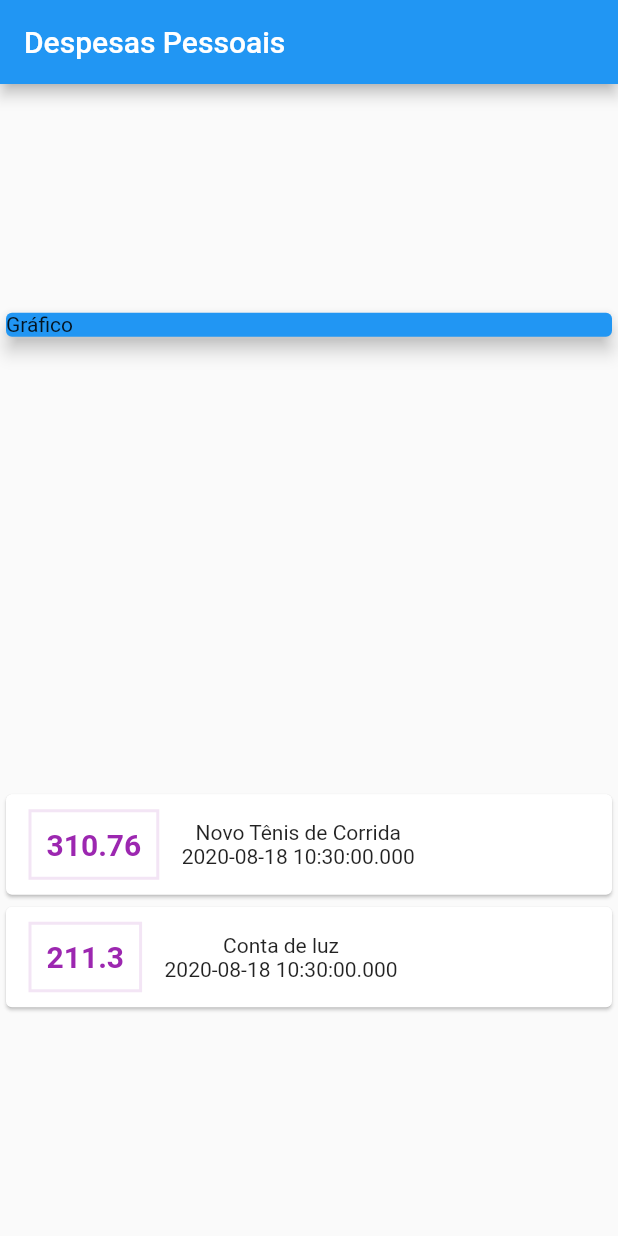
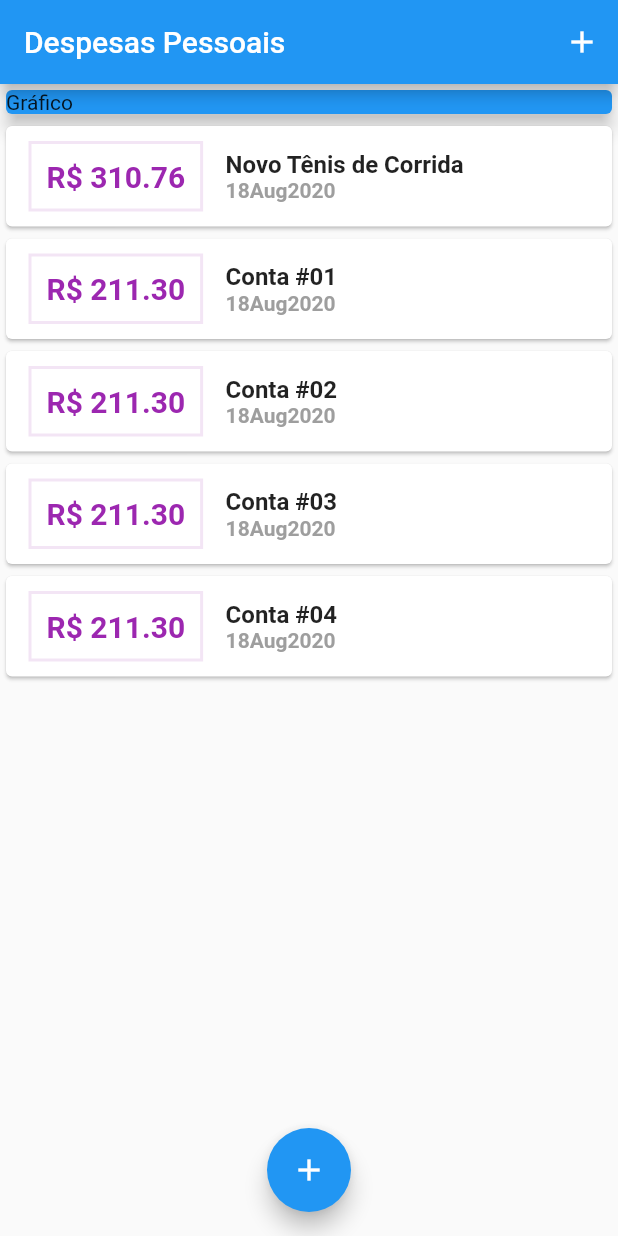
Before and after one commit to renataleite/expenses, a Flutter app: the screen it shows after launch, on a phone screen of 412 x 824 dp. Run offline on Flutter 3.47's test engine with Material 2 defaults, Android fonts, the phone set to English and light mode, and no system bars.

Commit message:
create classes transaction_form and transaction_list

```diff
--- /dev/null
+++ b/lib/components/transaction_list.dart
@@ -0,0 +1,61 @@
+import 'package:flutter/material.dart';
+import '../models/transaction.dart';
+import 'package:intl/intl.dart';
+
+class TransactionList extends StatelessWidget {
+  final List<Transaction> transactions;
+
+  TransactionList(this.transactions);
+
+  @override
+  Widget build(BuildContext context) {
+    return Container(
+      height: 400,
+      child: ListView.builder(
+        itemCount: transactions.length,
+        itemBuilder: (ctx, index) {
+          final tr = transactions[index];
+          return Card(
+            child: Row(
+              children: [
+                Container(
+                    margin: EdgeInsets.symmetric(horizontal: 15, vertical: 10),
+                    decoration: BoxDecoration(
+                        border: Border.all(
+                      color: Colors.purple[50],
+                      width: 2,
+                    )),
+                    padding: EdgeInsets.all(10),
+                    child: Text(
+                      'R\$ ${tr.value.toStringAsFixed(2)}',
+                      style: TextStyle(
+                        fontWeight: FontWeight.bold,
+                        fontSize: 20,
+                        color: Colors.purple,
+                      ),
+                    )),
+                Column(
+                  crossAxisAlignment: CrossAxisAlignment.start,
+                  children: [
+                    Text(
+                      tr.title,
+                      style: TextStyle(
+                        fontWeight: FontWeight.bold,
+                        fontSize: 16,
+                      ),
+                    ),
+                    Text(
+                      DateFormat('dMMMy').format(tr.date),
+                      style: TextStyle(
+                          fontWeight: FontWeight.bold, color: Colors.grey),
+                    ),
+                  ],
+                ),
+              ],
+            ),
+          );
+        },
+      ),
+    );
+  }
+}
--- a/lib/main.dart
+++ b/lib/main.dart
@@ -1,5 +1,9 @@
-import 'package:expenses/models/transaction.dart';
+import 'package:expenses/components/transaction_form.dart';
 import 'package:flutter/material.dart';
+import 'dart:math';
+import 'components/transaction_form.dart';
+import 'components/transaction_list.dart';
+import 'models/transaction.dart';
 
 main() => runApp(ExpensesApp());
 
@@ -10,7 +14,12 @@ class ExpensesApp extends StatelessWidget {
   }
 }
 
-class MyHomePage extends StatelessWidget {
+class MyHomePage extends StatefulWidget {
+  @override
+  _MyHomePageState createState() => _MyHomePageState();
+}
+
+class _MyHomePageState extends State<MyHomePage> {
   final _transactions = [
     Transaction(
       id: 't1',
@@ -19,20 +28,64 @@ class MyHomePage extends StatelessWidget {
       date: DateTime.now(),
     ),
     Transaction(
-      id: 't2',
-      title: 'Conta de luz',
+      id: 't20',
+      title: 'Conta #01',
+      value: 211.30,
+      date: DateTime.now(),
+    ),
+    Transaction(
+      id: 't3',
+      title: 'Conta #02',
+      value: 211.30,
+      date: DateTime.now(),
+    ),
+    Transaction(
+      id: 't4',
+      title: 'Conta #03',
+      value: 211.30,
+      date: DateTime.now(),
+    ),
+    Transaction(
+      id: 't5',
+      title: 'Conta #04',
       value: 211.30,
       date: DateTime.now(),
     ),
   ];
+
+  _addTransaction(String title, double value) {
+    final newTransaction = Transaction(
+        id: Random().nextDouble().toString(),
+        title: title,
+        value: value,
+        date: DateTime.now());
+    setState(() {
+      _transactions.add(newTransaction);
+    });
+  }
+
+  _openTransactionFormModal(BuildContext context) {
+    showModalBottomSheet(
+        context: context,
+        builder: (_) {
+          return TransactionForm(_addTransaction);
+        });
+  }
+
   @override
   Widget build(BuildContext context) {
     return Scaffold(
       appBar: AppBar(
         title: Text('Despesas Pessoais'),
+        actions: [
+          IconButton(
+            icon: Icon(Icons.add),
+            onPressed: () => _openTransactionFormModal(context),
+          )
+        ],
       ),
-      body: Column(
-          mainAxisAlignment: MainAxisAlignment.spaceAround,
+      body: SingleChildScrollView(
+        child: Column(
           crossAxisAlignment: CrossAxisAlignment.stretch,
           children: <Widget>[
             Container(
@@ -43,40 +96,14 @@ class MyHomePage extends StatelessWidget {
                 elevation: 5,
               ),
             ),
-            Column(
-              children: _transactions
-                  .map((tr) => Card(
-                        child: Row(
-                          children: [
-                            Container(
-                                margin: EdgeInsets.symmetric(
-                                    horizontal: 15, vertical: 10),
-                                decoration: BoxDecoration(
-                                    border: Border.all(
-                                  color: Colors.purple[50],
-                                  width: 2,
-                                )),
-                                padding: EdgeInsets.all(10),
-                                child: Text(
-                                  tr.value.toString(),
-                                  style: TextStyle(
-                                    fontWeight: FontWeight.bold,
-                                    fontSize: 20,
-                                    color: Colors.purple,
-                                  ),
-                                )),
-                            Column(
-                              children: [
-                                Text(tr.title),
-                                Text(tr.date.toString()),
-                              ],
-                            )
-                          ],
-                        ),
-                      ))
-                  .toList(),
-            )
-          ]),
+            TransactionList(_transactions),
+          ],
+        ),
+      ),
+      floatingActionButton: FloatingActionButton(
+          child: Icon(Icons.add),
+          onPressed: () => _openTransactionFormModal(context)),
+      floatingActionButtonLocation: FloatingActionButtonLocation.centerFloat,
     );
   }
 }
--- a/pubspec.yaml
+++ b/pubspec.yaml
@@ -23,6 +23,7 @@ environment:
 dependencies:
   flutter:
     sdk: flutter
+  intl: 0.16.1
 
 
   # The following adds the Cupertino Icons font to your application.
```
Also changed, not shown: lib/components/transaction_form.dart (added, +55 -0 lines), pubspec.lock.
